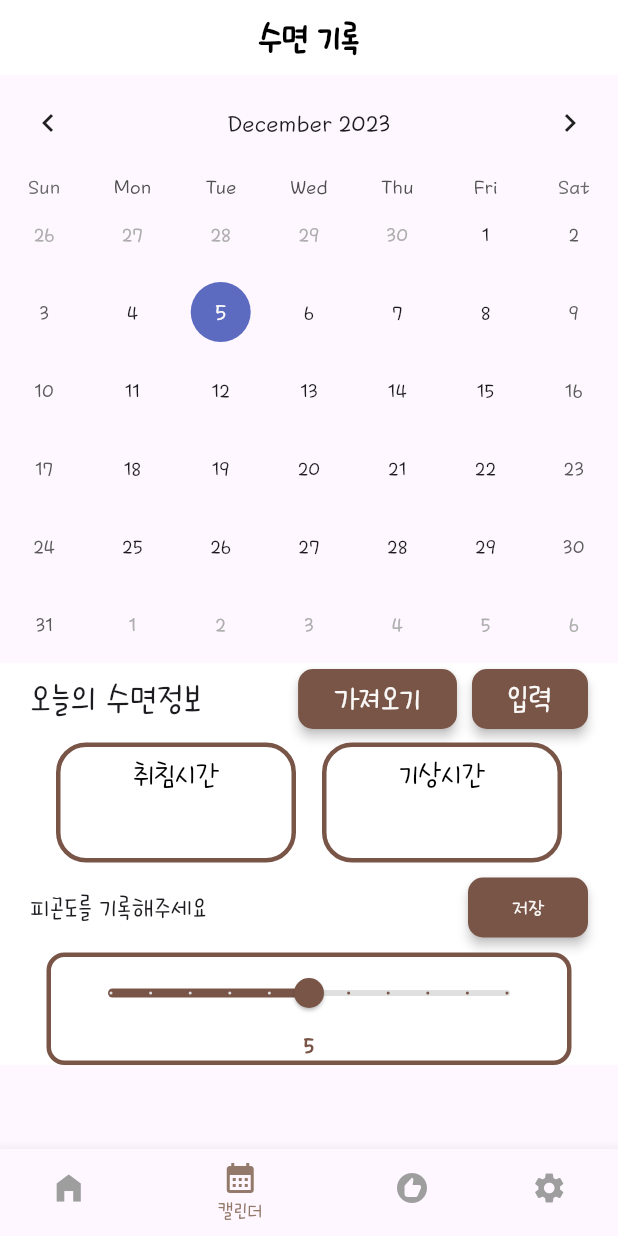
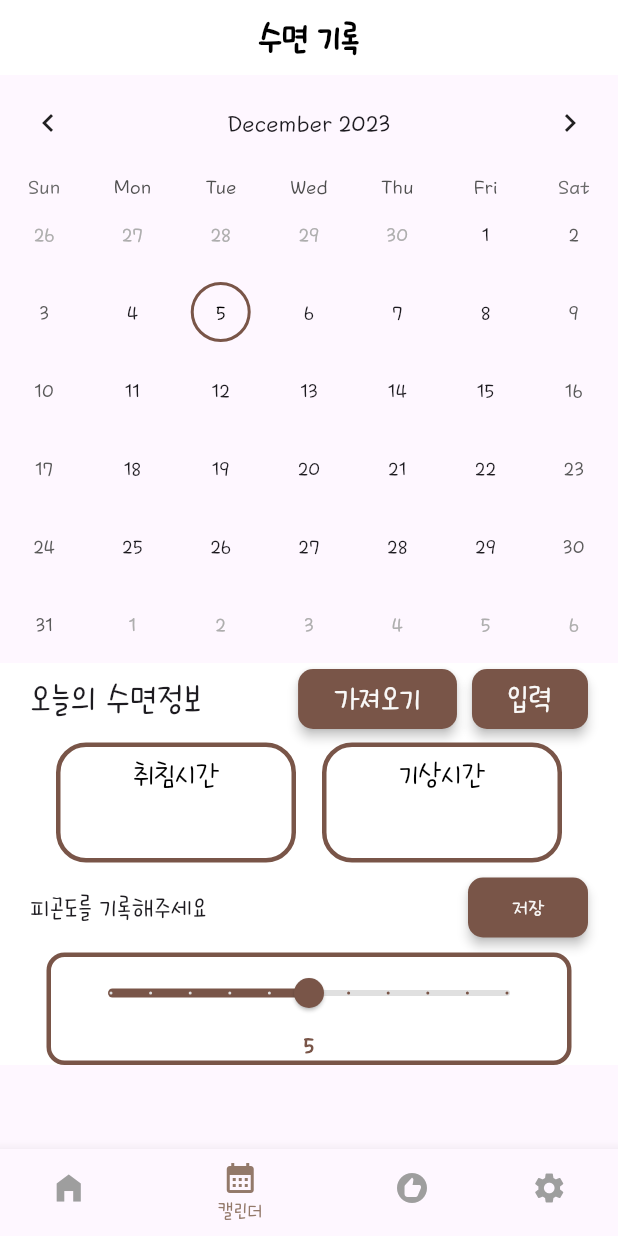
Before and after one commit to CoolCoolCoffee/CoolCoolCoffee, a Flutter app: the screen it shows once a user with an empty profile is signed in, item 2 of the bottom bar chosen, on a phone screen of 412 x 824 dp. Run offline on Flutter 3.47's test engine with Material 3 defaults, Android fonts, the phone set to English and light mode, and no system bars; drawn by our look-alikes of table_calendar; our stand-ins replace cloud_firestore, firebase_auth, firebase_core, firebase_storage, fl_chart, flutter_local_notifications and 6 more; missing offline and left inert: dart:js_util, floating_action_bubble, flutter_health_connect, google_mlkit_text_recognition; accounts and stored records are empty.

Commit message:
캘린더 디자인 수정

```diff
--- a/CoolCoolCoffee_FrontEnd/lib/page/sleep/calendar.dart
+++ b/CoolCoolCoffee_FrontEnd/lib/page/sleep/calendar.dart
@@ -135,6 +135,20 @@ class _CalendarWidgetState extends State<CalendarWidget> {
       crossAxisAlignment: CrossAxisAlignment.start,
       children: [
         TableCalendar(
+          calendarStyle: CalendarStyle(
+            todayTextStyle: TextStyle(color: Colors.black),
+            todayDecoration: BoxDecoration(
+              border: Border.all(color:Colors.grey.withOpacity(0.7),width: 2),
+              //border: Border.all(color: Colors.brown),
+              shape: BoxShape.circle,
+            ),
+            selectedTextStyle: TextStyle(color: Colors.black),
+            selectedDecoration:BoxDecoration(
+              border: Border.all(color: Colors.brown,width: 2),
+                color: Colors.transparent,
+                shape: BoxShape.circle,
+            ),
+          ),
           firstDay: DateTime.utc(2023, 1, 1),
           lastDay: DateTime.utc(2030, 1, 1),
           focusedDay: _focusedDay,
```
